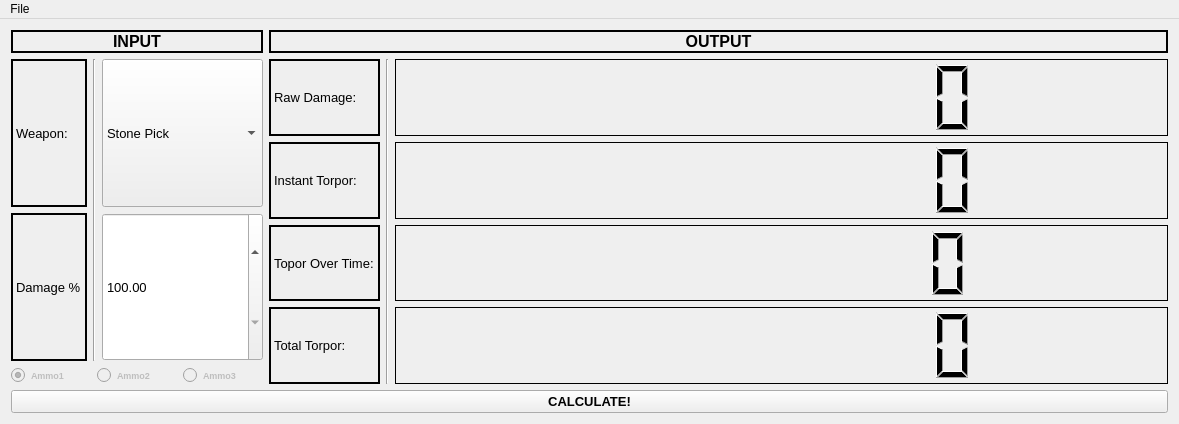
mattearly/ARK-Survial-Evolved-damage-calculator, file mainwindow.ui: the form before one commit.
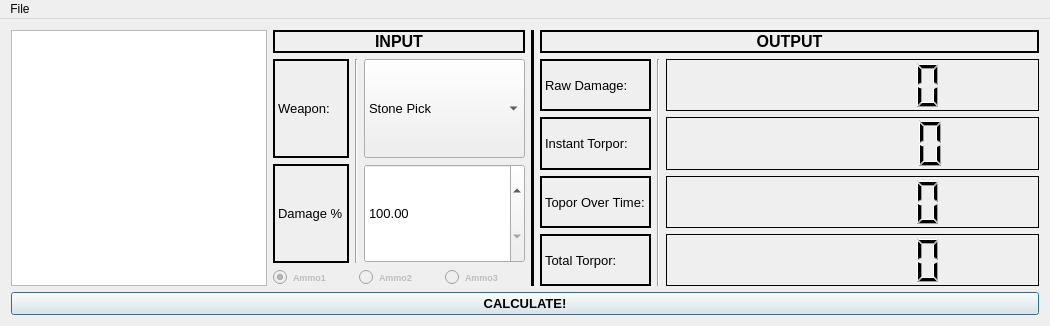
The form after the commit. Icons and pictures are not drawn.

Commit message: torpor added, icon template added, ui adjusted

```diff
--- a/mainwindow.ui
+++ b/mainwindow.ui
@@ -6,8 +6,8 @@
    <rect>
     <x>0</x>
     <y>0</y>
-    <width>1179</width>
-    <height>424</height>
+    <width>1050</width>
+    <height>319</height>
    </rect>
   </property>
   <property name="sizePolicy">
@@ -16,15 +16,54 @@
     <verstretch>0</verstretch>
    </sizepolicy>
   </property>
+  <property name="minimumSize">
+   <size>
+    <width>0</width>
+    <height>0</height>
+   </size>
+  </property>
   <property name="windowTitle">
    <string>ARK Damage Calculator</string>
   </property>
   <widget class="QWidget" name="centralWidget">
    <layout class="QVBoxLayout" name="verticalLayout_7">
     <item>
-     <layout class="QHBoxLayout" name="horizontalLayout_4">
+     <layout class="QHBoxLayout" name="horizontalLayout_5">
       <item>
-       <layout class="QVBoxLayout" name="verticalLayout_6">
+       <layout class="QHBoxLayout" name="horizontalLayout_3">
+        <item>
+         <widget class="QGraphicsView" name="graphicsView_WeaponIcon">
+          <property name="sizePolicy">
+           <sizepolicy hsizetype="Fixed" vsizetype="Fixed">
+            <horstretch>0</horstretch>
+            <verstretch>0</verstretch>
+           </sizepolicy>
+          </property>
+          <property name="minimumSize">
+           <size>
+            <width>256</width>
+            <height>256</height>
+           </size>
+          </property>
+          <property name="maximumSize">
+           <size>
+            <width>256</width>
+            <height>256</height>
+           </size>
+          </property>
+          <property name="toolTip">
+           <string>&lt;html&gt;&lt;head/&gt;&lt;body&gt;&lt;p&gt;&lt;img src=&quot;:/weapons-icons/Assault_Rifle.png&quot;/&gt;&lt;/p&gt;&lt;/body&gt;&lt;/html&gt;</string>
+          </property>
+          <property name="verticalScrollBarPolicy">
+           <enum>Qt::ScrollBarAlwaysOff</enum>
+          </property>
+          <property name="horizontalScrollBarPolicy">
+           <enum>Qt::ScrollBarAlwaysOff</enum>
+          </property>
+         </widget>
+        </item>
+        <item>
+         <layout class="QVBoxLayout" name="verticalLayout_3">
         <item>
          <widget class="QLabel" name="label_input">
           <property name="sizePolicy">
@@ -58,7 +97,7 @@
          </widget>
         </item>
         <item>
-         <layout class="QHBoxLayout" name="horizontalLayout_3">
+           <layout class="QHBoxLayout" name="horizontalLayout_2">
           <item>
            <layout class="QVBoxLayout" name="verticalLayout_2">
             <item>
@@ -277,7 +316,7 @@
          </layout>
         </item>
         <item>
-         <layout class="QHBoxLayout" name="horizontalLayout_2">
+           <layout class="QHBoxLayout" name="horizontalLayout">
           <item>
            <widget class="QRadioButton" name="radioButton_ammo1">
             <property name="enabled">
@@ -351,8 +390,23 @@
         </item>
        </layout>
       </item>
+       </layout>
+      </item>
       <item>
-       <layout class="QVBoxLayout" name="verticalLayout_5">
+       <widget class="Line" name="line">
+        <property name="frameShadow">
+         <enum>QFrame::Plain</enum>
+        </property>
+        <property name="lineWidth">
+         <number>8</number>
+        </property>
+        <property name="orientation">
+         <enum>Qt::Vertical</enum>
+        </property>
+       </widget>
+      </item>
+      <item>
+       <layout class="QVBoxLayout" name="verticalLayout_6">
         <item>
          <widget class="QLabel" name="label_output">
           <property name="sizePolicy">
@@ -386,7 +440,7 @@
          </widget>
         </item>
         <item>
-         <layout class="QHBoxLayout" name="horizontalLayout">
+         <layout class="QHBoxLayout" name="horizontalLayout_4">
           <item>
            <layout class="QVBoxLayout" name="verticalLayout_4">
             <item>
@@ -507,7 +561,7 @@
            </widget>
           </item>
           <item>
-           <layout class="QVBoxLayout" name="verticalLayout_3">
+           <layout class="QVBoxLayout" name="verticalLayout_5">
             <item>
              <widget class="QLCDNumber" name="lcdNumber_rawdamage">
               <property name="sizePolicy">
@@ -516,6 +570,12 @@
                 <verstretch>0</verstretch>
                </sizepolicy>
               </property>
+              <property name="minimumSize">
+               <size>
+                <width>180</width>
+                <height>0</height>
+               </size>
+              </property>
               <property name="font">
                <font>
                 <weight>50</weight>
@@ -539,7 +599,7 @@
                <number>1</number>
               </property>
               <property name="digitCount">
-               <number>10</number>
+               <number>7</number>
               </property>
              </widget>
             </item>
@@ -551,6 +611,12 @@
                 <verstretch>0</verstretch>
                </sizepolicy>
               </property>
+              <property name="minimumSize">
+               <size>
+                <width>180</width>
+                <height>0</height>
+               </size>
+              </property>
               <property name="font">
                <font>
                 <weight>50</weight>
@@ -574,7 +640,7 @@
                <number>1</number>
               </property>
               <property name="digitCount">
-               <number>10</number>
+               <number>7</number>
               </property>
              </widget>
             </item>
@@ -586,6 +652,12 @@
                 <verstretch>0</verstretch>
                </sizepolicy>
               </property>
+              <property name="minimumSize">
+               <size>
+                <width>180</width>
+                <height>0</height>
+               </size>
+              </property>
               <property name="font">
                <font>
                 <weight>50</weight>
@@ -609,7 +681,7 @@
                <number>1</number>
               </property>
               <property name="digitCount">
-               <number>10</number>
+               <number>7</number>
               </property>
              </widget>
             </item>
@@ -621,6 +693,12 @@
                 <verstretch>0</verstretch>
                </sizepolicy>
               </property>
+              <property name="minimumSize">
+               <size>
+                <width>180</width>
+                <height>0</height>
+               </size>
+              </property>
               <property name="font">
                <font>
                 <weight>50</weight>
@@ -644,7 +722,7 @@
                <number>1</number>
               </property>
               <property name="digitCount">
-               <number>10</number>
+               <number>7</number>
               </property>
              </widget>
             </item>
@@ -671,6 +749,15 @@
       <property name="shortcut">
        <string>Return</string>
       </property>
+      <property name="autoDefault">
+       <bool>false</bool>
+      </property>
+      <property name="default">
+       <bool>true</bool>
+      </property>
+      <property name="flat">
+       <bool>false</bool>
+      </property>
      </widget>
     </item>
    </layout>
@@ -680,7 +767,7 @@
     <rect>
      <x>0</x>
      <y>0</y>
-     <width>1179</width>
+     <width>1050</width>
      <height>19</height>
     </rect>
    </property>
```
Left out of the diff: 22 changed lines with no effect on the pictures. Lines whose indentation alone changed are shown as unchanged. The commit also changes 4 other files.
